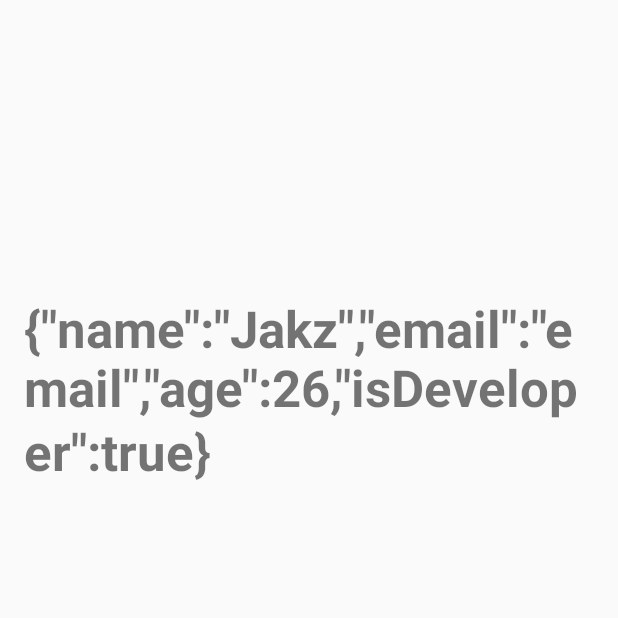
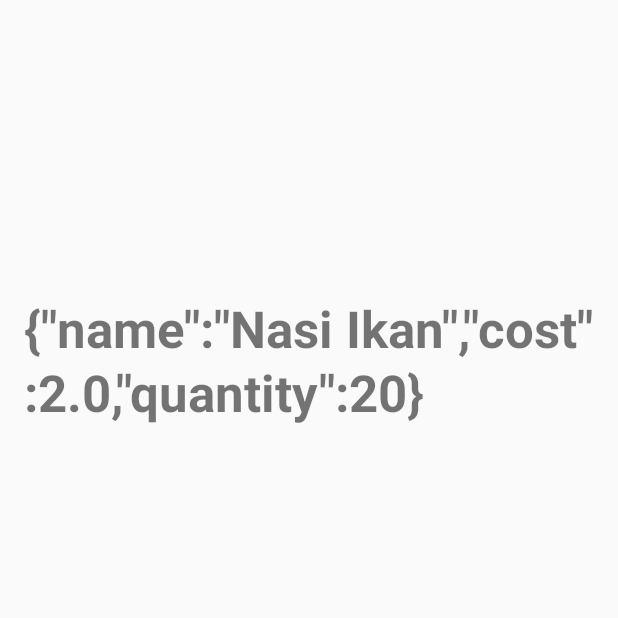
Before and after one commit to jakzaizzat/Foodie-, an Android app: the RecipeName screen opened directly, with no data from a screen before it, after a tap on "NEXT", on a phone screen of 412 x 824 dp, the top half of it. Run offline under Robolectric (Android 15) with nearby library versions, the phone set to English and light mode, and no system bars; 2 statements that could not run were skipped.

```diff
--- /dev/null
+++ b/app/src/main/java/foody/jakzaizzat/com/foody/model/Recipe.java
@@ -0,0 +1,37 @@
+package foody.jakzaizzat.com.foody.model;
+
+public class Recipe {
+    String name;
+    double cost;
+    int quantity;
+
+    public Recipe(String name, double cost, int quantity){
+        this.name = name;
+        this.cost = cost;
+        this.quantity = quantity;
+    }
+
+    public String getName() {
+        return name;
+    }
+
+    public void setName(String name) {
+        this.name = name;
+    }
+
+    public double getCost() {
+        return cost;
+    }
+
+    public void setCost(double cost) {
+        this.cost = cost;
+    }
+
+    public int getQuantity() {
+        return quantity;
+    }
+
+    public void setQuantity(int quantity) {
+        this.quantity = quantity;
+    }
+}
--- a/app/src/main/java/foody/jakzaizzat/com/foody/model/UserSimple.java
+++ b/app/src/main/java/foody/jakzaizzat/com/foody/model/UserSimple.java
@@ -12,4 +12,8 @@ public class UserSimple {
         this.age = age;
         this.isDeveloper = isDeveloper;
     }
+
+    public String getEmail(){
+        return email;
+    }
 }
--- a/app/src/main/java/foody/jakzaizzat/com/foody/ui/MainActivity.java
+++ b/app/src/main/java/foody/jakzaizzat/com/foody/ui/MainActivity.java
@@ -33,10 +33,11 @@ public class MainActivity extends AppCompatActivity {
 
             }
         });
+
     }
 
         public void goDashboard(String name){
-            Intent intent = new Intent(this, RecipeName.class);
+            Intent intent = new Intent(this, DashboardActivity.class);
             intent.putExtra("name", name);
             startActivity(intent);
         }
--- a/app/src/main/java/foody/jakzaizzat/com/foody/ui/recipe/RecipeName.java
+++ b/app/src/main/java/foody/jakzaizzat/com/foody/ui/recipe/RecipeName.java
@@ -11,6 +11,7 @@ import android.widget.TextView;
 import android.widget.Toast;
 
 import com.google.gson.Gson;
+import com.google.gson.reflect.TypeToken;
 
 import java.io.BufferedReader;
 import java.io.File;
@@ -19,9 +20,13 @@ import java.io.FileNotFoundException;
 import java.io.FileOutputStream;
 import java.io.IOException;
 import java.io.InputStreamReader;
+import java.lang.reflect.Type;
+import java.util.ArrayList;
+import java.util.List;
 
 import foody.jakzaizzat.com.foody.Controller.FileController;
 import foody.jakzaizzat.com.foody.R;
+import foody.jakzaizzat.com.foody.model.Recipe;
 import foody.jakzaizzat.com.foody.model.UserSimple;
 import foody.jakzaizzat.com.foody.ui.ResultActivity;
 
@@ -48,20 +53,62 @@ public class RecipeName extends AppCompatActivity {
                 String name = recipeName.getText().toString();
 
                 //JSON
-                UserSimple userObject = new UserSimple("Jakz", "email", 26, true);
+                Recipe recipeObj = new Recipe("Nasi Ikan", 2.00, 20);
                 Gson gson = new Gson();
-                String userJson = gson.toJson(userObject);
-                System.out.println(userJson);
-                writeMessage(name,userJson);
+                String recipeJson = gson.toJson(recipeObj);
+                System.out.println(recipeJson);
+
+                //Write into new Recipe File
+                writeMessage(name,recipeJson);
+
+                //Write into List Recipe File
+                    //writeMessage("list", recipeJson);
+                updateListFile(recipeObj);
+
 
                 //File
-
                 goAddIngredient(name);
             }
         });
 
 
 
+    }
+
+
+    public void updateListFile(Recipe recipe){
+        Recipe newRecipe = recipe;
+        String filename = "list.json";
+
+        //Store existing data on ArrayList
+        String listString = readMessage("list");
+
+        Gson updateGson = new Gson();
+
+        Type recipeListType = new TypeToken<ArrayList<Recipe>>(){}.getType();
+        List<Recipe> recipeList = updateGson.fromJson(listString, recipeListType);
+        System.out.println("New JSON FIlE " + recipeList);
+        //Add New Object in ArrayList
+        recipeList.add(recipe);
+
+        // Convert to JSON String
+        String newListRecipe = updateGson.toJson(recipeList);
+        System.out.println("New JSON FIlE " + newListRecipe);
+
+        //Re-Write in List.json File
+        String Message = newListRecipe;
+
+        try{
+            FileOutputStream fileOutputStream = openFileOutput(filename, MODE_PRIVATE);
+            fileOutputStream.write(Message.getBytes());
+            fileOutputStream.close();
+            Toast.makeText(getApplicationContext(), "List JSON Updated", Toast.LENGTH_LONG).show();
+
+        }catch (FileNotFoundException e){
+            e.printStackTrace();
+        }catch (IOException e){
+            e.printStackTrace();
+        }
     }
 
     public void writeMessage(String name, String json){
```
Also changed, not shown: app/src/main/java/foody/jakzaizzat/com/foody/model/Ingredient.java (added, +57 -0 lines), app/src/main/java/foody/jakzaizzat/com/foody/ui/DashboardActivity.java (+88 -0 lines), app/src/main/java/foody/jakzaizzat/com/foody/ui/recipe/CustomAdapter.java (added, +39 -0 lines), app/src/main/res/layout/activity_dashboard.xml (+7 -24 lines), app/src/main/res/layout/dashboard_row.xml (added, +30 -0 lines).
